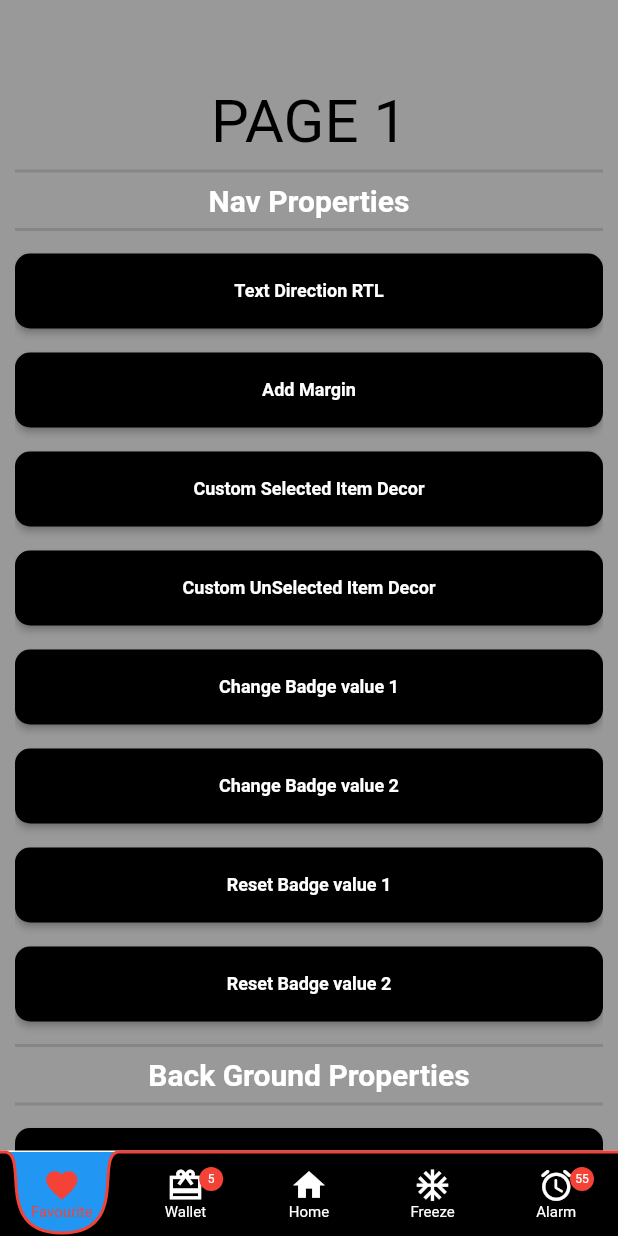
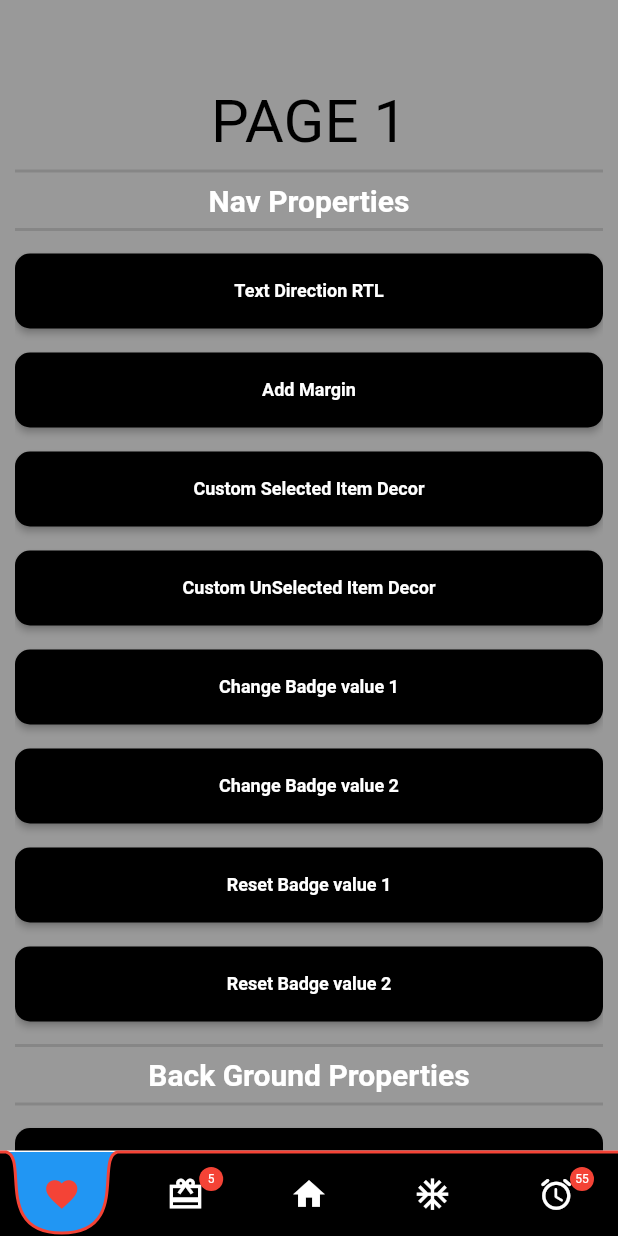
Before and after one commit to saginbajracharya/ultimate_bottom_navbar, a Flutter app: the screen it shows after launch, on a phone screen of 412 x 824 dp. Run offline on Flutter 3.47's test engine with Material 2 defaults, Android fonts, the phone set to English and light mode, and no system bars.

Commit message:
[FIXED]:README.md

```diff
--- a/example/lib/main.dart
+++ b/example/lib/main.dart
@@ -112,11 +112,11 @@ class _BottomNavigationPageState extends State<BottomNavigationPage> {
   var textDirection                            = TextDirection.ltr;
 
   final List<String> title = [
-    "Favourite",
-    "Wallet",
-    "Home",
-    "Freeze",
-    "Alarm"
+    "",
+    "",
+    "",
+    "",
+    ""
   ];
 
   final List<IconData> icons = [
```
Also changed, not shown: image-1.png (added), image-10.png (added), image-11.png (added), image-12.png (added), image-2.png (added), image-3.png (added), image-4.png (added), image-5.png (added), image-6.png (added), image-7.png (added), image-8.png (added), image-9.png (added), image.png, 1 other file.
